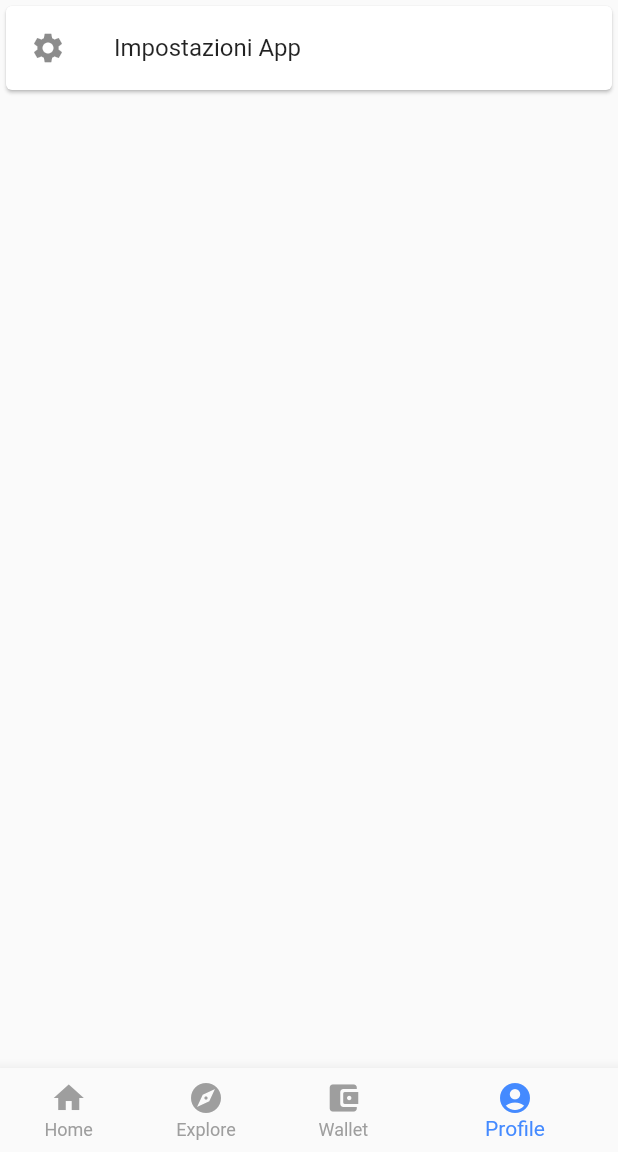
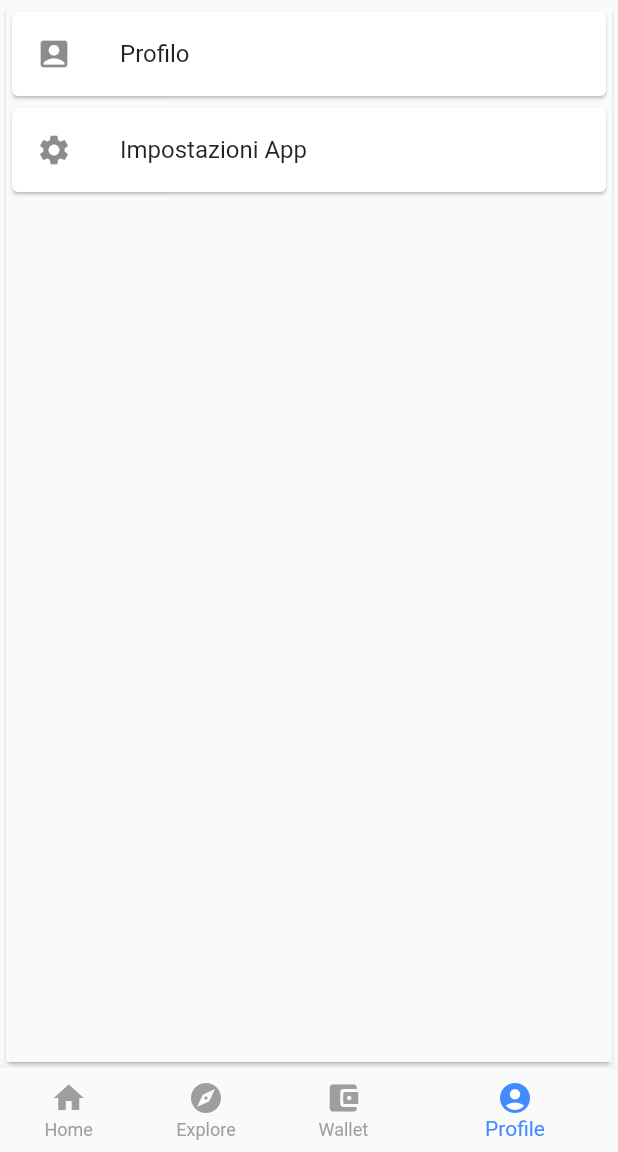
Before and after one commit to mrusso99/My-Holidays, a Flutter app: the screen it shows after launch, item 4 of the bottom bar chosen, on a phone screen of 412 x 824 dp, the part 84-1236 px from its top. Run offline on Flutter 3.47's test engine with Material 2 defaults, Android fonts, the phone set to English and light mode, and no system bars.

Commit message:
ristruttura app

```diff
--- a/lib/main.dart
+++ b/lib/main.dart
@@ -1,6 +1,7 @@
 import 'package:flutter/material.dart';
 import 'package:flutter/services.dart';
 import 'package:my_holidays/ui/main_screen.dart';
+import 'package:my_holidays/ui/settings_screen.dart';
 import 'package:my_holidays/util/const.dart';
 
 void main() => runApp(const App());
@@ -15,12 +16,17 @@ class App extends StatelessWidget {
   Widget build(BuildContext context) {
     return MaterialApp(
       title: _title,
-      home: MainScreen(),
+      //home: const MainScreen(),
       theme: Constants.lightTheme,
       darkTheme: Constants.darkTheme,
       // standard dark theme
       themeMode: ThemeMode.system, // device controls theme
       debugShowCheckedModeBanner: false,
+      initialRoute: '/',
+      routes: {
+        '/' : (context) => const MainScreen(),
+        '/settings' : (context) => const SettingsScreen(),
+      },
     );
   }
 }
--- a/lib/ui/main_screen.dart
+++ b/lib/ui/main_screen.dart
@@ -1,5 +1,9 @@
 import 'package:flutter/material.dart';
 import 'package:flutter/services.dart';
+import 'home_screen.dart';
+import 'profile_screen.dart';
+import 'wallet_screen.dart';
+import 'explore_screen.dart';
 
 class MainScreen extends StatefulWidget {
   const MainScreen({Key? key}) : super(key: key);
@@ -14,26 +18,18 @@ class _MainScreenState extends State<MainScreen> {
   static const TextStyle optionStyle =
       TextStyle(fontSize: 30, fontWeight: FontWeight.bold);
   List<Widget> _widgetOptions = <Widget>[
-    Text(
-      'Index 0: Home',
-      style: optionStyle,
+    Card(
+      child: HomeScreen(),
     ),
-    Text(
-      'Index 1: Explore',
-      style: optionStyle,
+    Card(
+      child: ExploreScreen(),
     ),
-    Text(
-      'Index 3: Wallet',
-      style: optionStyle,
+    Card(
+      child: WalletScreen(),
     ),
-    Column(mainAxisAlignment: MainAxisAlignment.start, children: [
       Card(
-        child: ListTile(
-          leading: Icon(Icons.settings),
-          title: Text('Impostazioni App'),
-        ),
+        child: ProfileScreen()
       ),
-    ]),
   ];
 
   void _onItemTapped(int index) {
--- /dev/null
+++ b/lib/ui/profile_screen.dart
@@ -0,0 +1,41 @@
+import 'package:flutter/material.dart';
+import 'package:flutter/services.dart';
+import 'package:my_holidays/ui/settings_screen.dart';
+
+class ProfileScreen extends StatefulWidget {
+  const ProfileScreen({Key? key}) : super(key: key);
+
+  @override
+  State<ProfileScreen> createState() => _ProfileScreenState();
+}
+
+/// This is the private State class that goes with MainScreen.
+class _ProfileScreenState extends State<ProfileScreen> {
+  static const TextStyle optionStyle =
+  TextStyle(fontSize: 30, fontWeight: FontWeight.bold);
+
+  @override
+  Widget build(BuildContext context) {
+    return Scaffold(
+      body: Center(
+        child: Column(mainAxisAlignment: MainAxisAlignment.start, children: [
+            Card(
+              child: ListTile(
+                leading: Icon(Icons.account_box),
+                title: Text('Profilo'),
+              ),
+            ),
+          Card(
+            child: ListTile(
+              leading: Icon(Icons.settings),
+              title: Text('Impostazioni App'),
+              onTap: () {
+                Navigator.pushNamed(context, '/settings');
+              },
+            ),
+          ),
+       ]),
+      ),
+    );
+  }
+}
```
Also changed, not shown: lib/ui/explore_screen.dart (added, +27 -0 lines), lib/ui/home_screen.dart (added, +27 -0 lines), lib/ui/settings_screen.dart (added, +47 -0 lines), lib/ui/wallet_screen.dart (added, +27 -0 lines), 1 other file.
